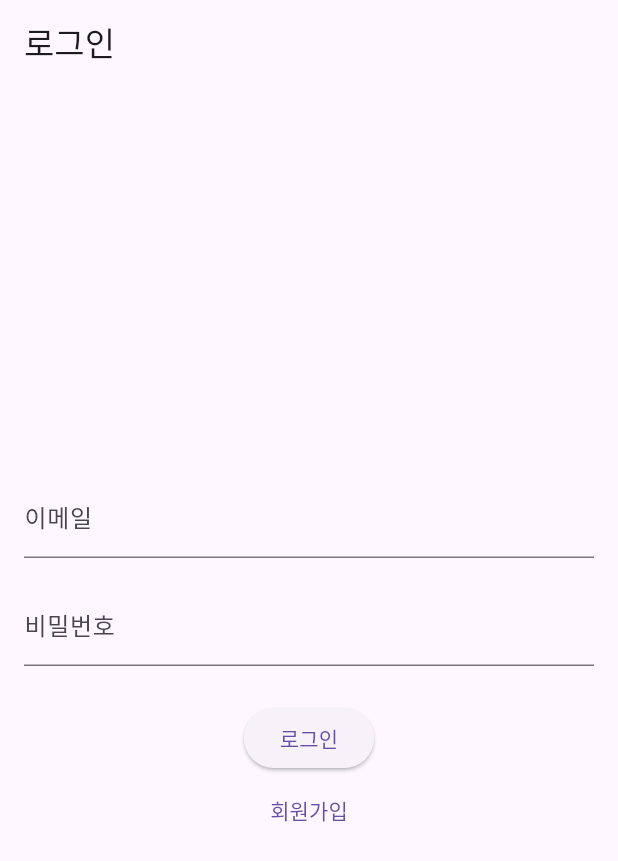
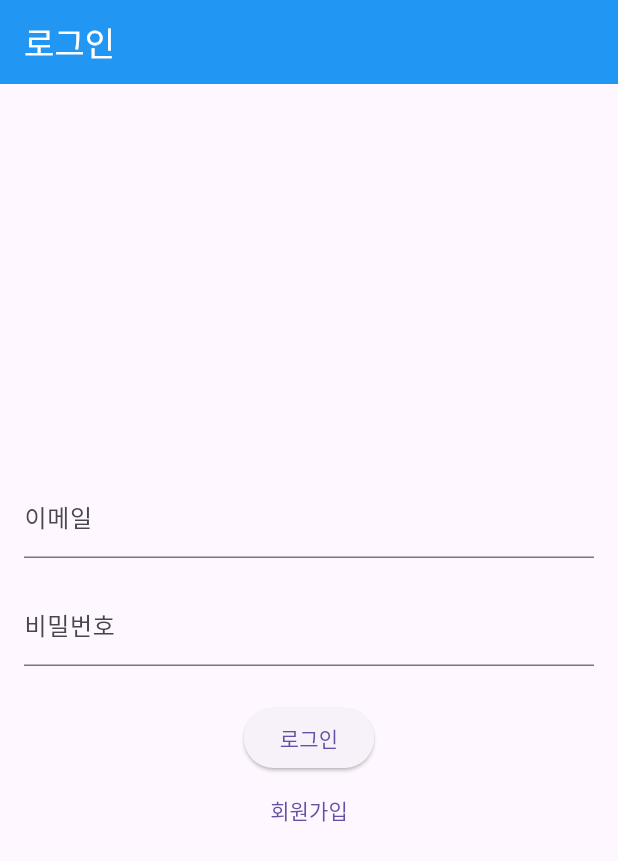
Before and after one commit to kspark-sqisoft/vibe_coding, a Flutter app: the screen it shows after launch, on a phone screen of 412 x 824 dp. Shown: the top 861 px of the screen. Run offline on Flutter 3.47's test engine with Material 3 defaults, Android fonts, the light colour scheme and no system bars; our stand-ins replace flutter_dotenv, flutter_riverpod, image_picker, logger, supabase_flutter; accounts and stored records are empty.

Commit message:
다크 라이트 테마 토글

```diff
--- /dev/null
+++ b/lib/core/theme/app_theme.dart
@@ -0,0 +1,34 @@
+import 'package:flutter/material.dart';
+
+class AppTheme {
+  static final ThemeData lightTheme = ThemeData(
+    primarySwatch: Colors.blue,
+    brightness: Brightness.light,
+    appBarTheme: const AppBarTheme(
+      backgroundColor: Colors.blue,
+      foregroundColor: Colors.white, // AppBar content color
+    ),
+    // Add more light theme properties here
+  );
+
+  static final ThemeData darkTheme = ThemeData(
+    primarySwatch: Colors.indigo,
+    brightness: Brightness.dark,
+    appBarTheme: AppBarTheme(
+      backgroundColor: Colors.black,
+      foregroundColor: Colors.white, // AppBar content color
+    ),
+    scaffoldBackgroundColor: Colors.grey[900], // Dark background
+    cardColor: Colors.grey[800], // Card background
+    textTheme: const TextTheme(
+      bodyLarge: TextStyle(color: Colors.white),
+      bodyMedium: TextStyle(color: Colors.white),
+      bodySmall: TextStyle(color: Colors.white),
+      titleLarge: TextStyle(
+        color: Colors.white,
+      ), // Ensure dialog titles are white
+      // Add more text styles for dark theme
+    ),
+    // Add more dark theme properties here
+  );
+}
--- /dev/null
+++ b/lib/core/theme/theme_provider.dart
@@ -0,0 +1,14 @@
+import 'package:flutter/material.dart';
+import 'package:flutter_riverpod/flutter_riverpod.dart';
+
+class ThemeNotifier extends StateNotifier<ThemeMode> {
+  ThemeNotifier() : super(ThemeMode.light);
+
+  void toggleTheme() {
+    state = state == ThemeMode.light ? ThemeMode.dark : ThemeMode.light;
+  }
+}
+
+final themeProvider = StateNotifierProvider<ThemeNotifier, ThemeMode>((ref) {
+  return ThemeNotifier();
+});
--- a/lib/main.dart
+++ b/lib/main.dart
@@ -5,8 +5,10 @@ import 'features/post/presentation/post_list_page.dart';
 import 'package:flutter_riverpod/flutter_riverpod.dart';
 import 'package:vibe_coding_flutter/features/auth/presentation/auth_notifier.dart';
 import 'package:vibe_coding_flutter/features/auth/presentation/login_page.dart';
+import 'package:vibe_coding_flutter/core/theme/theme_provider.dart';
+import 'package:vibe_coding_flutter/core/theme/app_theme.dart';
 
-Future<void> main() async {
+void main() async {
   WidgetsFlutterBinding.ensureInitialized();
   await dotenv.load();
   await Supabase.initialize(
@@ -21,11 +23,14 @@ class MyApp extends ConsumerWidget {
 
   @override
   Widget build(BuildContext context, WidgetRef ref) {
+    final themeMode = ref.watch(themeProvider);
     final user = ref.watch(authNotifierProvider);
 
     return MaterialApp(
       title: 'Vibe Coding Flutter',
-      theme: ThemeData(primarySwatch: Colors.blue),
+      theme: AppTheme.lightTheme,
+      darkTheme: AppTheme.darkTheme,
+      themeMode: themeMode,
       home: user == null ? const LoginPage() : const PostListPage(),
       debugShowCheckedModeBanner: false,
     );
```
Also changed, not shown: lib/features/post/presentation/post_edit_page.dart (+29 -5 lines), lib/features/post/presentation/post_list_page.dart (+17 -16 lines).
